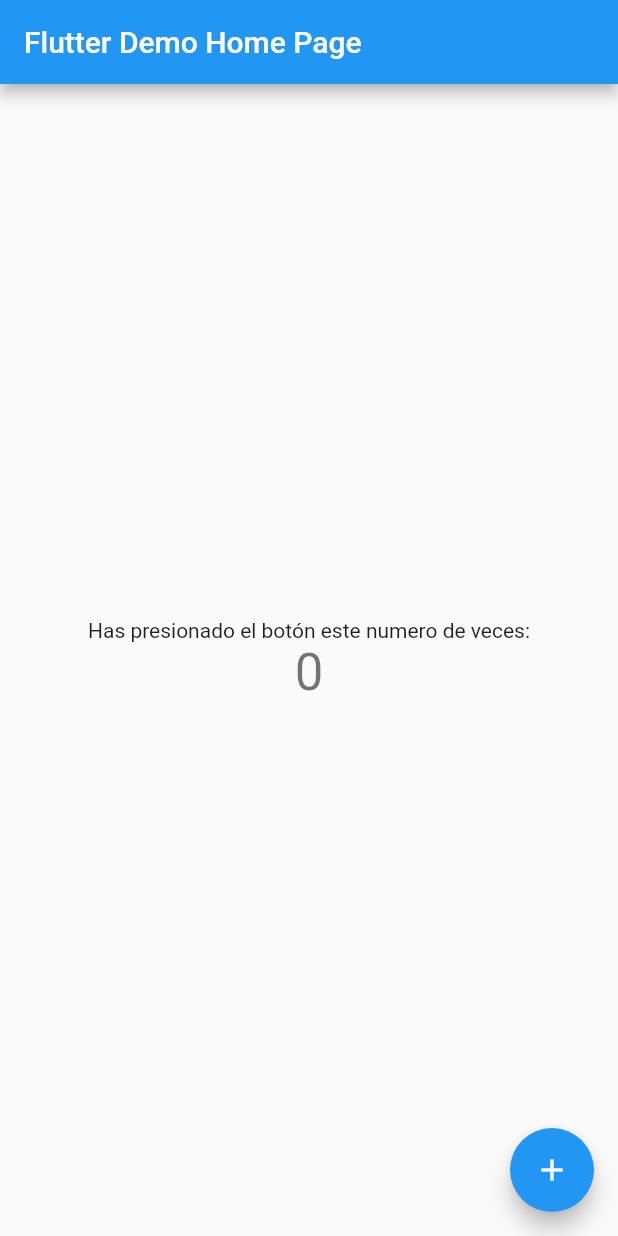
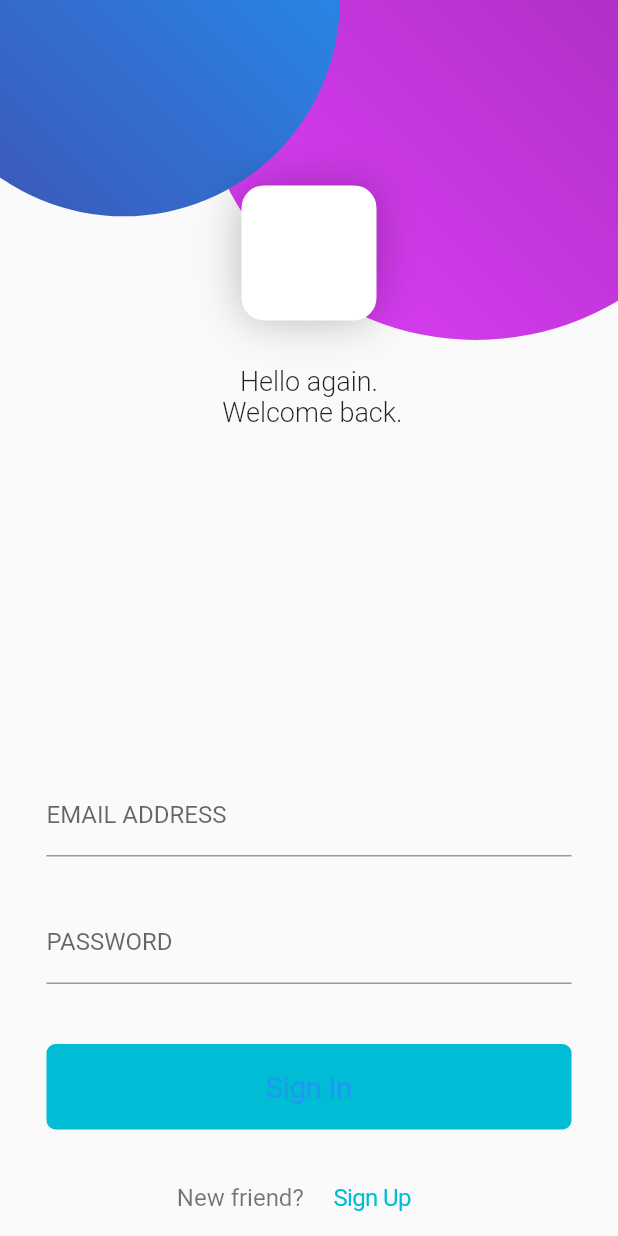
Before and after one commit to ubaldo97/flutter_app01, a Flutter app: the screen it shows after launch, on a phone screen of 412 x 824 dp. Run offline on Flutter 3.47's test engine with Material 2 defaults, Android fonts, the phone set to English and light mode, and no system bars.

Commit message:
Diseño de la pantalla de login.

```diff
--- a/lib/main.dart
+++ b/lib/main.dart
@@ -1,4 +1,5 @@
 import 'package:flutter/material.dart';
+import 'pages/login.dart';
 
 void main() {
   runApp(MyApp());
@@ -10,108 +11,13 @@ class MyApp extends StatelessWidget {
   Widget build(BuildContext context) {
     return MaterialApp(
       title: 'Flutter Demo',
+      debugShowCheckedModeBanner: false,
       theme: ThemeData(
-        // This is the theme of your application.
-        //
-        // Try running your application with "flutter run". You'll see the
-        // application has a blue toolbar. Then, without quitting the app, try
-        // changing the primarySwatch below to Colors.green and then invoke
-        // "hot reload" (press "r" in the console where you ran "flutter run",
-        // or simply save your changes to "hot reload" in a Flutter IDE).
-        // Notice that the counter didn't reset back to zero; the application
-        // is not restarted.
+
         primarySwatch: Colors.blue,
-        // This makes the visual density adapt to the platform that you run
-        // the app on. For desktop platforms, the controls will be smaller and
-        // closer together (more dense) than on mobile platforms.
         visualDensity: VisualDensity.adaptivePlatformDensity,
       ),
-      home: MyHomePage(title: 'Flutter Demo Home Page'),
+      home: LoginPage(),
     );
   }
 }
-
-class MyHomePage extends StatefulWidget {
-  MyHomePage({Key key, this.title}) : super(key: key);
-
-  // This widget is the home page of your application. It is stateful, meaning
-  // that it has a State object (defined below) that contains fields that affect
-  // how it looks.
-
-  // This class is the configuration for the state. It holds the values (in this
-  // case the title) provided by the parent (in this case the App widget) and
-  // used by the build method of the State. Fields in a Widget subclass are
-  // always marked "final".
-
-  final String title;
-
-  @override
-  _MyHomePageState createState() => _MyHomePageState();
-}
-
-class _MyHomePageState extends State<MyHomePage> {
-  int _counter = 0;
-
-  void _incrementCounter() {
-    setState(() {
-      // This call to setState tells the Flutter framework that something has
-      // changed in this State, which causes it to rerun the build method below
-      // so that the display can reflect the updated values. If we changed
-      // _counter without calling setState(), then the build method would not be
-      // called again, and so nothing would appear to happen.
-      _counter++;
-    });
-  }
-
-  @override
-  Widget build(BuildContext context) {
-    // This method is rerun every time setState is called, for instance as done
-    // by the _incrementCounter method above.
-    //
-    // The Flutter framework has been optimized to make rerunning build methods
-    // fast, so that you can just rebuild anything that needs updating rather
-    // than having to individually change instances of widgets.
-    return Scaffold(
-      appBar: AppBar(
-        // Here we take the value from the MyHomePage object that was created by
-        // the App.build method, and use it to set our appbar title.
-        title: Text(widget.title),
-      ),
-      body: Center(
-        // Center is a layout widget. It takes a single child and positions it
-        // in the middle of the parent.
-        child: Column(
-          // Column is also a layout widget. It takes a list of children and
-          // arranges them vertically. By default, it sizes itself to fit its
-          // children horizontally, and tries to be as tall as its parent.
-          //
-          // Invoke "debug painting" (press "p" in the console, choose the
-          // "Toggle Debug Paint" action from the Flutter Inspector in Android
-          // Studio, or the "Toggle Debug Paint" command in Visual Studio Code)
-          // to see the wireframe for each widget.
-          //
-          // Column has various properties to control how it sizes itself and
-          // how it positions its children. Here we use mainAxisAlignment to
-          // center the children vertically; the main axis here is the vertical
-          // axis because Columns are vertical (the cross axis would be
-          // horizontal).
-          mainAxisAlignment: MainAxisAlignment.center,
-          children: <Widget>[
-            Text(
-              'Has presionado el botón este numero de veces:',
-            ),
-            Text(
-              '$_counter',
-              style: Theme.of(context).textTheme.headline4,
-            ),
-          ],
-        ),
-      ),
-      floatingActionButton: FloatingActionButton(
-        onPressed: _incrementCounter,
-        tooltip: 'Increment',
-        child: Icon(Icons.add),
-      ), // This trailing comma makes auto-formatting nicer for build methods.
-    );
-  }
-}
--- /dev/null
+++ b/lib/pages/login.dart
@@ -0,0 +1,132 @@
+import 'package:flutter/material.dart';
+import 'package:flutter/cupertino.dart';
+import '../widgets/circle.dart';
+import '../widgets/input_text.dart';
+
+class LoginPage extends StatefulWidget {
+  @override
+  _LoginPageState createState() => _LoginPageState();
+}
+
+class _LoginPageState extends State<LoginPage> {
+  @override
+  Widget build(BuildContext context) {
+    final size = MediaQuery.of(context).size;
+
+    return Scaffold(
+      body: GestureDetector(
+        onTap: (){
+          FocusScope.of(context).requestFocus(FocusNode());
+        },
+        child: Container(
+          width: size.width,
+          height: size.height,
+          child: Stack(
+            children: <Widget>[
+              Positioned(
+                right: -size.width*.22,
+                top: -size.width*.35,
+                child:  Circle(
+                  radio: size.width*.45,
+                  colors: [
+                    Colors.purple,
+                    Colors.purpleAccent
+                  ],
+                ),
+              ),
+
+              Positioned(
+                left: -size.width*.15,
+                top: -size.width*.35,
+                child:  Circle(
+                  radio: size.width*.35,
+                  colors: [
+                    Colors.blue,
+                    Colors.indigo
+                  ],
+                ),
+              ),
+
+              SingleChildScrollView(
+                  child: Container(
+                    width: size.width,
+                    height: size.height,
+                    child: SafeArea(
+                      child:  Column(
+                        mainAxisAlignment: MainAxisAlignment.spaceBetween,
+                        children: <Widget>[
+                          Column(
+                            children: <Widget>[
+                              Container(
+                                width: 90,
+                                height: 90,
+                                margin: EdgeInsets.only(top: size.width*0.3),
+                                decoration: BoxDecoration(
+                                    color: Colors.white,
+                                    borderRadius: BorderRadius.circular(15),
+                                    boxShadow: [
+                                      BoxShadow(
+                                          color: Colors.black26, blurRadius: 25
+                                      )
+                                    ]
+                                ),
+                              ),
+                              SizedBox(height: 30),
+                              Text("Hello again. \n Welcome back.",textAlign: TextAlign.center,style: TextStyle(fontSize: 18,fontWeight: FontWeight.w300))
+                            ],
+                          ),
+                          Column(
+                            children: <Widget>[
+                              ConstrainedBox(
+                                  constraints: BoxConstraints(
+                                      maxWidth: 350,
+                                      minWidth: 350
+                                  ),
+                                  child: Form(child: Column(
+                                    children: <Widget>[
+                                      InputText(label: "EMAIL ADDRESS"),
+                                      SizedBox(height: 30),
+                                      InputText(label: "PASSWORD")
+                                    ],
+                                  )
+                                  )
+                              ),
+                              SizedBox(height: 40),
+                              ConstrainedBox(
+                                constraints: BoxConstraints(
+                                    maxWidth: 350,
+                                    minWidth: 350
+                                ),
+                                child: CupertinoButton(
+                                  padding: EdgeInsets.symmetric(vertical: 17),
+                                  color: Colors.cyan,
+                                  borderRadius: BorderRadius.circular(6),
+                                  onPressed: (){},
+                                  child: Text("Sign In",style: TextStyle(fontSize: 20)),
+                                ),
+                              ),
+                              SizedBox(height: 20),
+                              Row(
+                                mainAxisAlignment: MainAxisAlignment.center,
+                                children: <Widget>[
+                                  Text("New friend?",style: TextStyle(fontSize: 16,color: Colors.black54)),
+                                  CupertinoButton(
+                                    onPressed: (){},
+                                    child: Text("Sign Up",style: TextStyle(fontSize: 16,color: Colors.cyan)),
+                                  )
+                                ],
+                              )
+                            ],
+                          )
+                        ],
+                      ),
+                    ),
+                  )
+              )
+            ],
+          ),
+        ),
+      )
+    );
+  }
+}
--- /dev/null
+++ b/lib/widgets/circle.dart
@@ -0,0 +1,21 @@
+import 'package:flutter/material.dart';
+
+class Circle extends StatelessWidget {
+  final double radio;
+  final List<Color> colors;
+
+  const Circle({Key key, @required this.radio, @required this.colors}) : super(key: key);
+  @override
+  Widget build(BuildContext context) {
+    return Container(
+      width: radio*2,
+      height: radio*2,
+      decoration: BoxDecoration(
+        borderRadius: BorderRadius.circular(this.radio),
+        gradient: LinearGradient(
+          colors: this.colors, begin: Alignment.topRight, end: Alignment.bottomLeft
+        )
+      ),
+    );
+  }
+}
--- /dev/null
+++ b/lib/widgets/input_text.dart
@@ -0,0 +1,22 @@
+import 'package:flutter/material.dart';
+
+class InputText extends StatefulWidget {
+  final String label;
+
+  const InputText({Key key, @required this.label}) : super(key: key);
+
+  @override
+  _InputTextState createState() => _InputTextState();
+}
+
+class _InputTextState extends State<InputText> {
+  @override
+  Widget build(BuildContext context) {
+    return TextFormField(
+      decoration: InputDecoration(
+        labelText: widget.label,
+            contentPadding:EdgeInsets.symmetric(vertical: 10)
+      ),
+    );
+  }
+}
```
